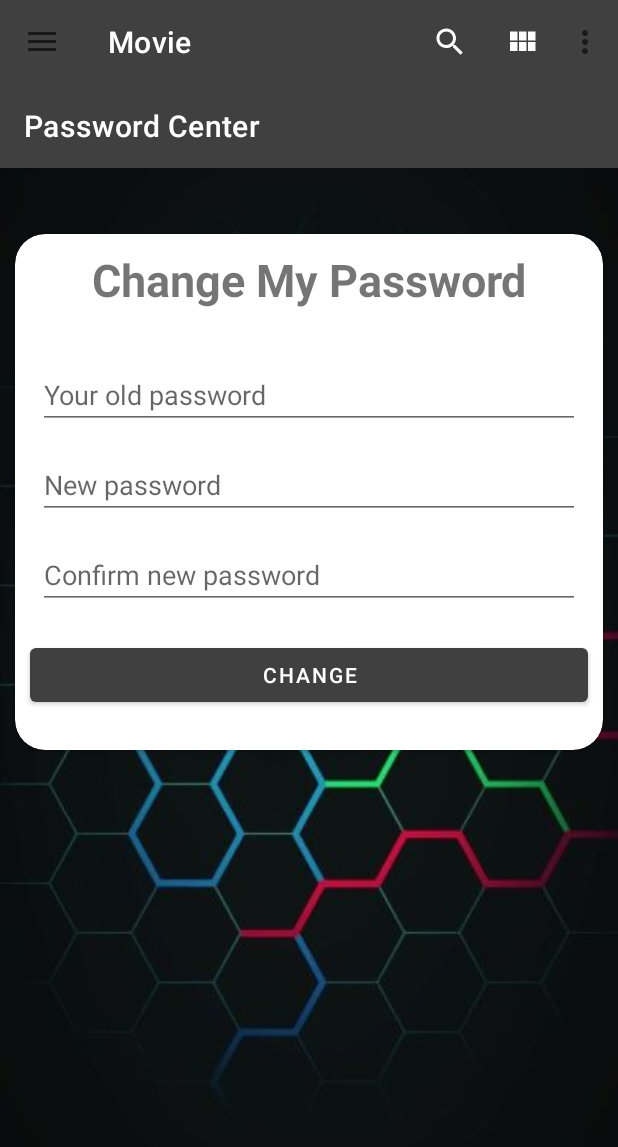
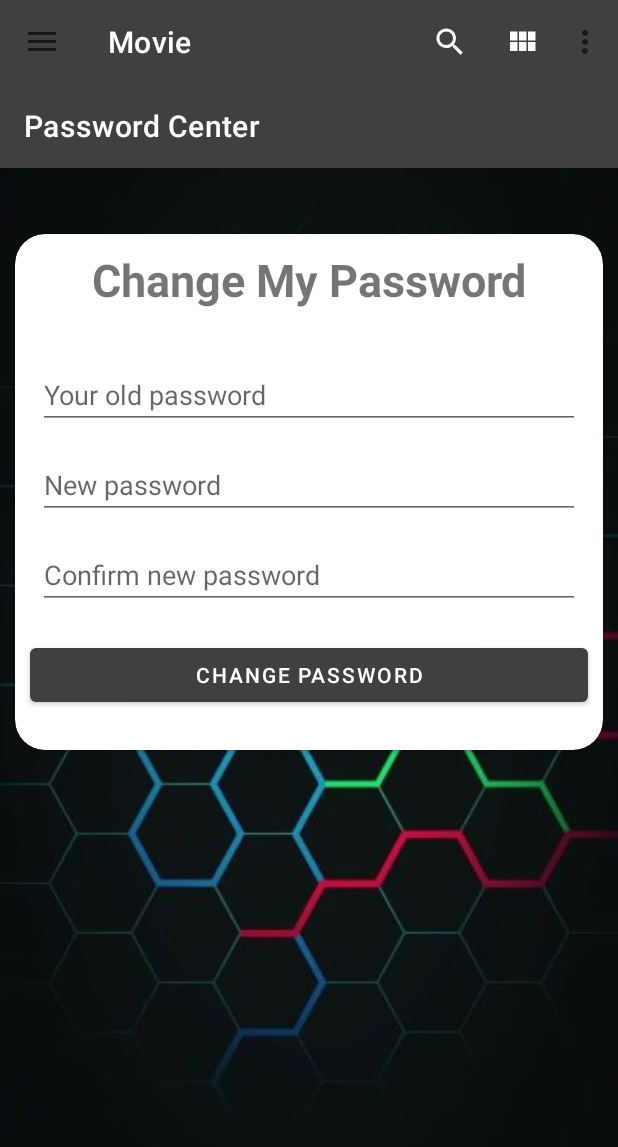
Before and after one commit to Moonlight200701/GraduationProject, an Android app: the fragment ChangePasswordFragment placed in its activity, on a phone screen of 412 x 824 dp. Shown: the top 1147 px of the screen. Run offline under Robolectric (Android 15) with nearby library versions, the phone set to English and light mode, and no system bars; our stand-ins replace EventBus, Firebase (no records; nobody signed in at launch, a user with empty details on screens opened directly), Picasso, androidx.preference; pictures from the network do not load; 2 statements that could not run were skipped.

Commit message:
- Fixed a bug in the sql that causes 2 users have the same favorite movie, if the other user delete that movie, the other user gets delete as well - Added the time created attribute for each users for easier managing - Added some UI to the ChangePasswordFragment but not finished

```diff
--- a/app/src/main/java/com/example/mockproject/LoginActivity.kt
+++ b/app/src/main/java/com/example/mockproject/LoginActivity.kt
@@ -52,7 +52,7 @@ class LoginActivity : AppCompatActivity() {
             val mEmail = email.text.toString().trim()
             val mPassword = password.text.toString().trim()
             if (mEmail.isNotEmpty() && mPassword.isNotEmpty()) {
-                fAuth.signInWithEmailAndPassword(email.text.toString(), mPassword)
+                fAuth.signInWithEmailAndPassword(mEmail, mPassword)
                     .addOnCompleteListener {
                         if (it.isSuccessful) {
 //                        Toast.makeText(this,"Logged in successfully", Toast.LENGTH_SHORT).show()
--- a/app/src/main/java/com/example/mockproject/MainActivity.kt
+++ b/app/src/main/java/com/example/mockproject/MainActivity.kt
@@ -203,7 +203,7 @@ class MainActivity : AppCompatActivity(), ToolbarTitleListener, BadgeListener, F
         }
 
         mChangePasswordFragment = ChangePasswordFragment()
-        mChangePasswordFragment.setToolbarTitleListener(this)
+//        mChangePasswordFragment.setToolbarTitleListener(this)
         mChangePassBtn.setOnClickListener {
             supportFragmentManager.beginTransaction().apply {
                 add(
--- a/app/src/main/java/com/example/mockproject/adapters/AccountAdapter.kt
+++ b/app/src/main/java/com/example/mockproject/adapters/AccountAdapter.kt
@@ -19,6 +19,7 @@ class AccountAdapter(
         RecyclerView.ViewHolder(itemView) {
         private val accountName: TextView = itemView.findViewById(R.id.frg_account_username)
         private val accountEmail: TextView = itemView.findViewById(R.id.frg_account_email)
+        private val accountStatus: TextView = itemView.findViewById(R.id.frg_account_status)
         private val disableButton: AppCompatButton =
             itemView.findViewById(R.id.frg_account_disableBtn)
         private val deleteButton: AppCompatButton =
@@ -28,6 +29,7 @@ class AccountAdapter(
             val account = accountList[position]
             accountName.text = account.userName
             accountEmail.text = account.email
+            accountStatus.text = "Status: ${account.status}"
             //Button
             disableButton.tag = position
             deleteButton.tag = position
--- a/app/src/main/java/com/example/mockproject/model/Account.kt
+++ b/app/src/main/java/com/example/mockproject/model/Account.kt
@@ -6,5 +6,6 @@ data class Account(
     val email: String,
     val birthdayDate: String,
     val gender: String,
-    var status: String
+    var status: String,
+    val createdTime: String
 )
--- a/app/src/main/java/com/example/mockproject/view/ChangePasswordFragment.kt
+++ b/app/src/main/java/com/example/mockproject/view/ChangePasswordFragment.kt
@@ -1,24 +1,43 @@
 package com.example.mockproject.view
 
 import android.os.Bundle
-import androidx.fragment.app.Fragment
 import android.view.LayoutInflater
 import android.view.View
 import android.view.ViewGroup
+import android.widget.Button
+import android.widget.EditText
+import androidx.fragment.app.Fragment
 import com.example.mockproject.R
-import com.example.mockproject.listenercallback.ToolbarTitleListener
+import com.google.firebase.auth.FirebaseAuth
 
 class ChangePasswordFragment : Fragment() {
-    private lateinit var mToolbarTitleListener: ToolbarTitleListener
-    fun setToolbarTitleListener(toolbarTitleListener: ToolbarTitleListener) {
-        this.mToolbarTitleListener = toolbarTitleListener
-    }
+    //    private lateinit var mToolbarTitleListener: ToolbarTitleListener
+
+    //UI
+    private lateinit var mOldPasswordET: EditText
+    private lateinit var mNewPasswordET: EditText
+    private lateinit var mConfirmNewPasswordEt: EditText
+    private lateinit var mChangePwdButton: Button
+    private var user = FirebaseAuth.getInstance().currentUser
+
+
+    //    fun setToolbarTitleListener(toolbarTitleListener: ToolbarTitleListener) {
+//        this.mToolbarTitleListener = toolbarTitleListener
+//    }
     override fun onCreateView(
         inflater: LayoutInflater, container: ViewGroup?,
         savedInstanceState: Bundle?
     ): View? {
         // Inflate the layout for this fragment
-        return inflater.inflate(R.layout.fragment_change_password, container, false)
+        val view = inflater.inflate(R.layout.fragment_change_password, container, false)
+        mOldPasswordET = view.findViewById(R.id.frg_password_oldPwd)
+        mNewPasswordET = view.findViewById(R.id.frg_password_newPwd)
+        mConfirmNewPasswordEt = view.findViewById(R.id.frg_password_confirmNewPwd)
+        mChangePwdButton = view.findViewById(R.id.frg_password_change_btn)
+
+
+        return view
+
     }
 
 }
--- a/app/src/main/java/com/example/mockproject/view/DetailFragment.kt
+++ b/app/src/main/java/com/example/mockproject/view/DetailFragment.kt
@@ -179,7 +179,7 @@ class DetailFragment(private var mDatabaseOpenHelper: DatabaseOpenHelper) : Frag
                     val favoritesRef =
                         db.collection("Users").document(userId).collection("Favorites")
                     if (mMovie.isFavorite) {
-                        mDatabaseOpenHelper.deleteMovie(mMovie.id)
+                        mDatabaseOpenHelper.deleteMovie(mMovie.id, userId)
                         favoritesRef.document(mMovie.id.toString()).delete()
                             .addOnSuccessListener {
                                 mMovie.isFavorite = false
--- a/app/src/main/java/com/example/mockproject/view/FavoriteFragment.kt
+++ b/app/src/main/java/com/example/mockproject/view/FavoriteFragment.kt
@@ -88,7 +88,7 @@ class FavoriteFragment(
                     val favoritesRef =
                         db.collection("Users").document(userId).collection("Favorites")
                     if (movieItem.isFavorite) {
-                        mDatabaseOpenHelper.deleteMovie(movieItem.id)
+                        mDatabaseOpenHelper.deleteMovie(movieItem.id, userId)
                         favoritesRef.document(movieItem.id.toString()).delete()
                             .addOnSuccessListener {
                                 // Delete successful
--- a/app/src/main/java/com/example/mockproject/view/MovieFragment.kt
+++ b/app/src/main/java/com/example/mockproject/view/MovieFragment.kt
@@ -135,7 +135,7 @@ class MovieFragment(
                     val favoritesRef =
                         db.collection("Users").document(userId).collection("Favorites")
                     if (movieItem.isFavorite) {
-                        mDatabaseOpenHelper.deleteMovie(movieItem.id)
+                        mDatabaseOpenHelper.deleteMovie(movieItem.id, userId)
                         favoritesRef.document(movieItem.id.toString()).delete()
                             .addOnSuccessListener {
                                 // Delete successful
--- a/app/src/main/res/layout/fragment_change_password.xml
+++ b/app/src/main/res/layout/fragment_change_password.xml
@@ -38,6 +38,7 @@
                 android:textStyle="bold" />
 
             <EditText
+                android:id="@+id/frg_password_oldPwd"
                 android:layout_width="match_parent"
                 android:layout_height="40dp"
                 android:layout_marginHorizontal="15dp"
@@ -46,6 +47,7 @@
 
 
             <EditText
+                android:id="@+id/frg_password_newPwd"
                 android:layout_width="match_parent"
                 android:layout_height="40dp"
                 android:layout_marginHorizontal="15dp"
@@ -53,6 +55,7 @@
                 android:hint="@string/new_password" />
 
             <EditText
+                android:id="@+id/frg_password_confirmNewPwd"
                 android:layout_width="match_parent"
                 android:layout_height="40dp"
                 android:layout_marginHorizontal="15dp"
@@ -60,6 +63,7 @@
                 android:hint="@string/confirm_new_password" />
 
             <Button
+                android:id="@+id/frg_password_change_btn"
                 android:layout_width="match_parent"
                 android:layout_height="wrap_content"
                 android:layout_marginHorizontal="10dp"
--- a/app/src/main/res/values/strings.xml
+++ b/app/src/main/res/values/strings.xml
@@ -36,7 +36,7 @@
     <string name="change_my_password">Change My Password</string>
     <string name="your_old_password">Your old password</string>
     <string name="confirm_new_password">Confirm new password</string>
-    <string name="change">Change</string>
+    <string name="change">Change password</string>
     <string name="new_password">New password</string>
     <string name="sample_name">Ex: Danny</string>
     <string name="movie">Movie</string>
@@ -49,5 +49,8 @@
     <string name="disable_account">Disable Account</string>
     <string name="enable_account">Enable Account</string>
     <string name="delete_account">Delete Account</string>
+    <string name="example_gender">Gender: Male</string>
+    <string name="example_birthday">Birthday: 20/07/2001</string>
+    <string name="example_time_created">Time Created: 2024-12-02 23:03:04</string>
 
 </resources>
```
Also changed, not shown: app/src/main/java/com/example/mockproject/RegisterActivity.kt (+36 -5 lines), app/src/main/java/com/example/mockproject/database/DatabaseOpenHelper.kt (+19 -7 lines), app/src/main/java/com/example/mockproject/view/AdminFragment.kt (+14 -1 lines), app/src/main/res/layout/account_detail_dialog.xml (+11 -3 lines), app/src/main/res/layout/account_item.xml (+8 -0 lines).
